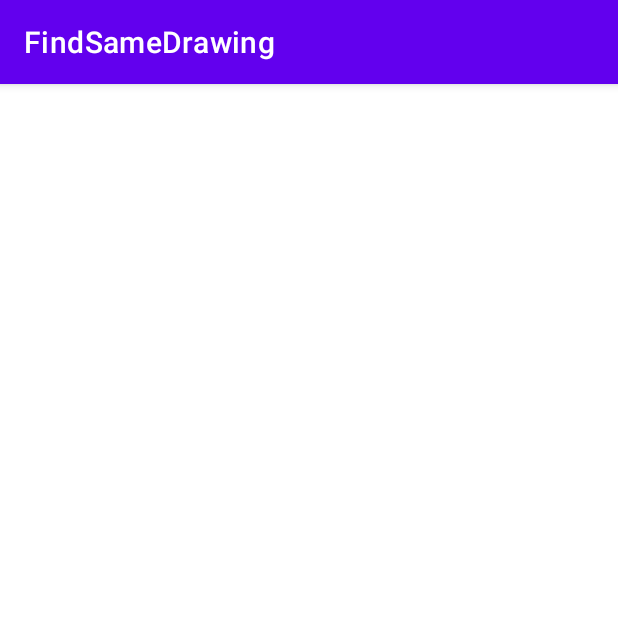
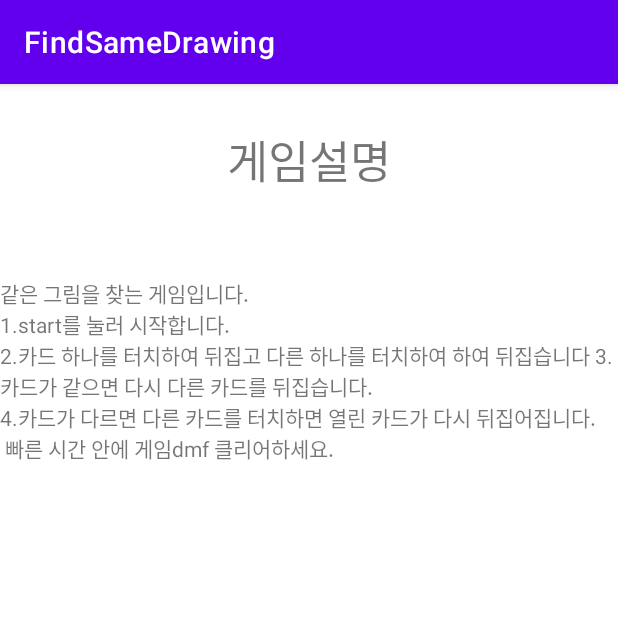
Before and after one commit to seongyunlee/FindSameDrawingApp, an Android app: the HowtoPlayActivity screen opened directly, with no data from a screen before it, on a phone screen of 412 x 824 dp, the top half of it. Run offline under Robolectric (Android 15) with nearby library versions, the phone set to English and light mode, and no system bars.

Commit message:
Maybe done

```diff
--- a/app/src/main/java/edu/skku/cs/findsamedrawing/ConnectionUtil.java
+++ b/app/src/main/java/edu/skku/cs/findsamedrawing/ConnectionUtil.java
@@ -12,7 +12,7 @@ import okhttp3.Request;
 import okhttp3.RequestBody;
 
 public class ConnectionUtil {
-    final String URL = "https://p3o0i3ipc0.execute-api.ap-northeast-2.amazonaws.com/dev/";
+    final String URL = "https://q6gqmlbtv3.execute-api.ap-northeast-2.amazonaws.com/dev/";
     OkHttpClient client = new OkHttpClient();
 
 
@@ -20,6 +20,7 @@ public class ConnectionUtil {
         client.newCall(req).enqueue(callback);
     }
     public void addRecord(String username,String time,Callback callback){
+        Log.d("Request call",username+" "+time);
         Record model = new Record(username,time);
         Gson gson = new Gson();
         String json = gson.toJson(model,Record.class);
@@ -27,6 +28,7 @@ public class ConnectionUtil {
         sendQuery(req,callback);
     }
     public void getRecord(Callback callback){
+        Log.d("Request call","get record");
         Request req = new Request.Builder().url(URL+"getrecord").build();
         sendQuery(req,callback);
     }
--- a/app/src/main/java/edu/skku/cs/findsamedrawing/GameActivity.java
+++ b/app/src/main/java/edu/skku/cs/findsamedrawing/GameActivity.java
@@ -36,7 +36,7 @@ public class GameActivity extends AppCompatActivity {
         binding = DataBindingUtil.setContentView(this,R.layout.activity_game);
         binding.executePendingBindings();
         Intent intent = getIntent();
-        username = intent.getStringExtra("name");
+        username = intent.getStringExtra("username");
         viewModel = new ViewModelProvider(this).get(GameViewModel.class);
         binding.setViewModel(viewModel);
         setCardBoard();
--- a/app/src/main/java/edu/skku/cs/findsamedrawing/Model/Record.java
+++ b/app/src/main/java/edu/skku/cs/findsamedrawing/Model/Record.java
@@ -1,13 +1,12 @@
 package edu.skku.cs.findsamedrawing.Model;
 
 public class Record {
-    public int rank;
     public String name;
     public String time;
 
-    public Record(int rank, String name, String time) {
-        this.rank = rank;
+    public Record(String name, String time) {
         this.name = name;
         this.time = time;
     }
+
 }
--- a/app/src/main/res/layout/activity_howto_play.xml
+++ b/app/src/main/res/layout/activity_howto_play.xml
@@ -6,4 +6,24 @@
     android:layout_height="match_parent"
     tools:context=".HowtoPlayActivity">
 
+    <TextView
+        android:id="@+id/tv_desc_title"
+        android:layout_width="wrap_content"
+        android:layout_height="wrap_content"
+        android:layout_marginTop="28dp"
+        android:text="게임설명"
+        android:textSize="30sp"
+        app:layout_constraintEnd_toEndOf="parent"
+        app:layout_constraintStart_toStartOf="parent"
+        app:layout_constraintTop_toTopOf="parent" />
+
+    <TextView
+        android:layout_width="wrap_content"
+        android:layout_height="wrap_content"
+        android:layout_marginTop="56dp"
+        android:text="@string/game_desc"
+        app:layout_constraintEnd_toEndOf="parent"
+        app:layout_constraintHorizontal_bias="0.0"
+        app:layout_constraintStart_toStartOf="parent"
+        app:layout_constraintTop_toBottomOf="@id/tv_desc_title" />
 </androidx.constraintlayout.widget.ConstraintLayout>
--- a/app/src/main/res/values/strings.xml
+++ b/app/src/main/res/values/strings.xml
@@ -1,3 +1,4 @@
 <resources>
     <string name="app_name">FindSameDrawing</string>
+    <string name="game_desc">같은 그림을 찾는 게임입니다.\n1.start를 눌러 시작합니다.\n2.카드 하나를 터치하여 뒤집고 다른 하나를 터치하여 하여 뒤집습니다 3.카드가 같으면 다시 다른 카드를 뒤집습니다.\n4.카드가 다르면 다른 카드를 터치하면 열린 카드가 다시 뒤집어집니다.\n 빠른 시간 안에 게임dmf 클리어하세요.</string>
 </resources>
```
Also changed, not shown: app/src/main/java/edu/skku/cs/findsamedrawing/CardBoardAdapter.java (+3 -4 lines), app/src/main/java/edu/skku/cs/findsamedrawing/RankingActivity.java (+10 -2 lines), app/src/main/java/edu/skku/cs/findsamedrawing/RankingAdapter.java (+31 -1 lines), app/src/main/java/edu/skku/cs/findsamedrawing/RankingViewModel.java (+51 -1 lines), app/src/main/res/layout/item_record.xml (added, +43 -0 lines).
